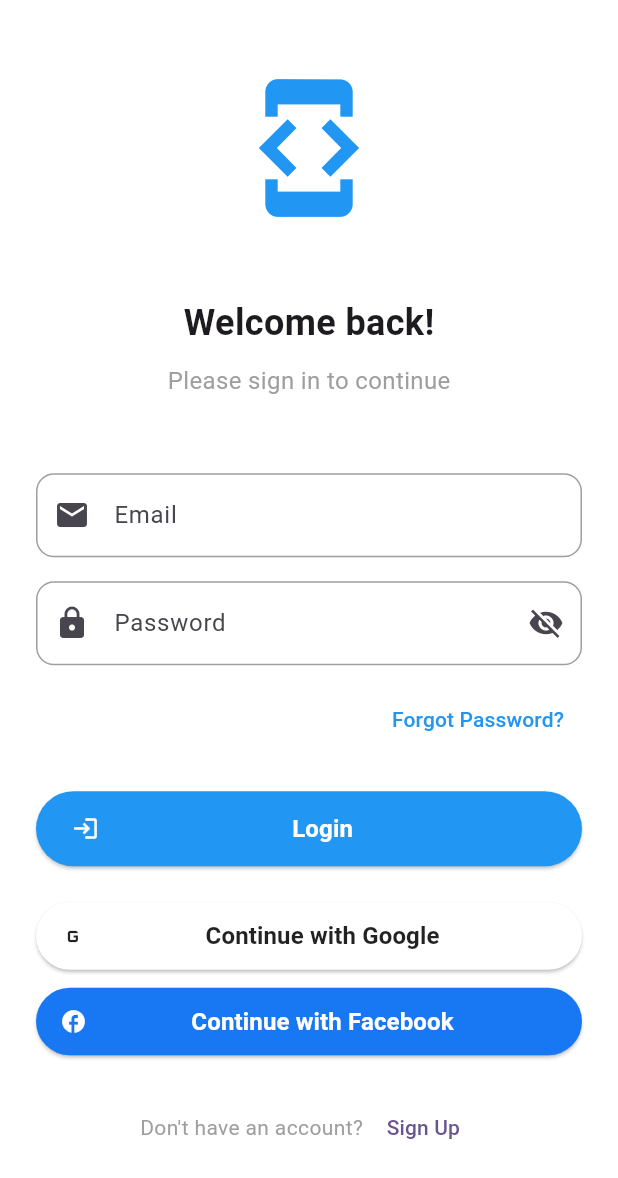
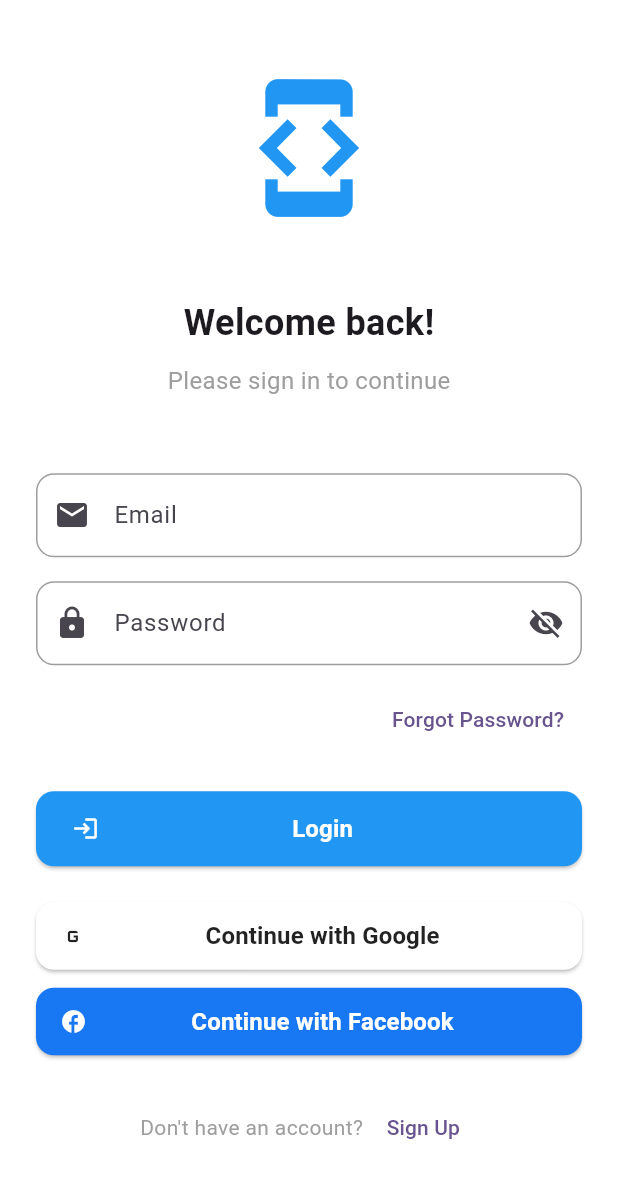
Before and after one commit to vunguyen-aya/widgetbook-demo, a Flutter app: the screen it shows after launch, on a phone screen of 412 x 824 dp. Shown: the top 1178 px of the screen. Run offline on Flutter 3.47's test engine with Material 3 defaults, Android fonts, the phone set to English and light mode, and no system bars; our stand-ins replace flutter_screenutil; missing offline and left inert: widgetbook, widgetbook_annotation.

Commit message:
Fix login page

```diff
--- a/lib/pages/login_page.dart
+++ b/lib/pages/login_page.dart
@@ -99,7 +99,7 @@ class _LoginPageState extends State<LoginPage> {
                   alignment: Alignment.centerRight,
                   child: TextButton(
                     onPressed: () {},
-                    child: const Text('Forgot Password?', style: TextStyle(color: Colors.blue)),
+                    child: const Text('Forgot Password?'),
                   ),
                 ),
                 const SizedBox(height: 24),
--- a/lib/widgets/custom_button.dart
+++ b/lib/widgets/custom_button.dart
@@ -37,7 +37,7 @@ class CustomButton extends StatelessWidget {
           backgroundColor: backgroundColor ?? Theme.of(context).primaryColor,
           padding: padding,
           shape: RoundedRectangleBorder(
-            borderRadius: BorderRadius.circular(150),
+            borderRadius: BorderRadius.circular(borderRadius),
           ),
         ),
         child: isLoading
```
